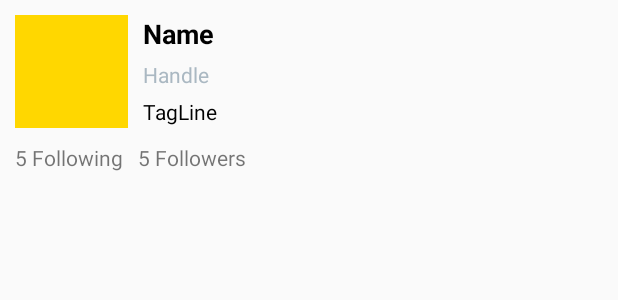
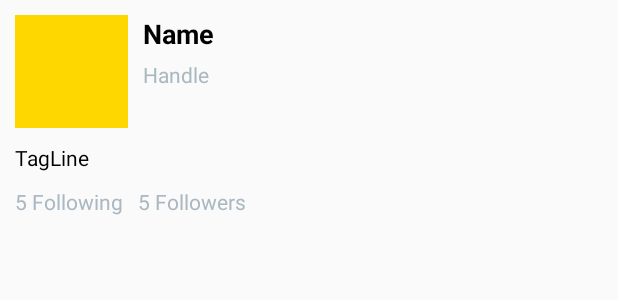
Before and after one commit to tanvigupta17/TwitterApp, an Android app: the layout activity_profile.xml on its own in the app's theme, with its tools: preview values and no code run, on a phone screen of 412 x 824 dp. Shown: the top 300 px of the screen. Run offline under Robolectric (Android 15) with nearby library versions, the phone set to English and light mode, and no system bars.

Commit message:
Profile view UI improvements

```diff
--- a/app/src/main/res/layout/activity_profile.xml
+++ b/app/src/main/res/layout/activity_profile.xml
@@ -48,11 +48,13 @@
             android:id="@+id/tvTagline"
             android:layout_width="wrap_content"
             android:layout_height="wrap_content"
-            android:layout_alignStart="@+id/tvName"
-            android:layout_below="@+id/tvHandle"
+            android:layout_below="@+id/ivProfileImage"
+            android:layout_marginLeft="10dp"
+            android:layout_marginRight="10dp"
             android:text="TagLine"
-            android:layout_marginTop="5dp"
-            android:textColor="@android:color/black"/>
+            android:textColor="@android:color/black"
+            android:autoLink="all"
+            android:linksClickable="true"/>
     </RelativeLayout>
 
     <LinearLayout
@@ -60,6 +62,7 @@
         android:layout_width="wrap_content"
         android:layout_height="wrap_content"
         android:layout_below="@+id/rlUserHeader"
+        android:layout_marginTop="10dp"
         android:layout_marginBottom="10dp"
         android:layout_marginLeft="10dp">
 
@@ -67,14 +70,16 @@
             android:id="@+id/tvFollowing"
             android:layout_width="wrap_content"
             android:layout_height="wrap_content"
-            android:text="5 Following"/>
+            android:text="5 Following"
+            android:textColor="@color/medium_gray" />
 
         <TextView
             android:id="@+id/tvFollowers"
             android:layout_width="wrap_content"
             android:layout_height="wrap_content"
             android:layout_marginLeft="10dp"
-            android:text="5 Followers" />
+            android:text="5 Followers"
+            android:textColor="@color/medium_gray" />
 
     </LinearLayout>
 
```
Also changed, not shown: app/src/main/java/com/codepath/apps/restclienttemplate/ProfileActivity.java (+52 -2 lines).
